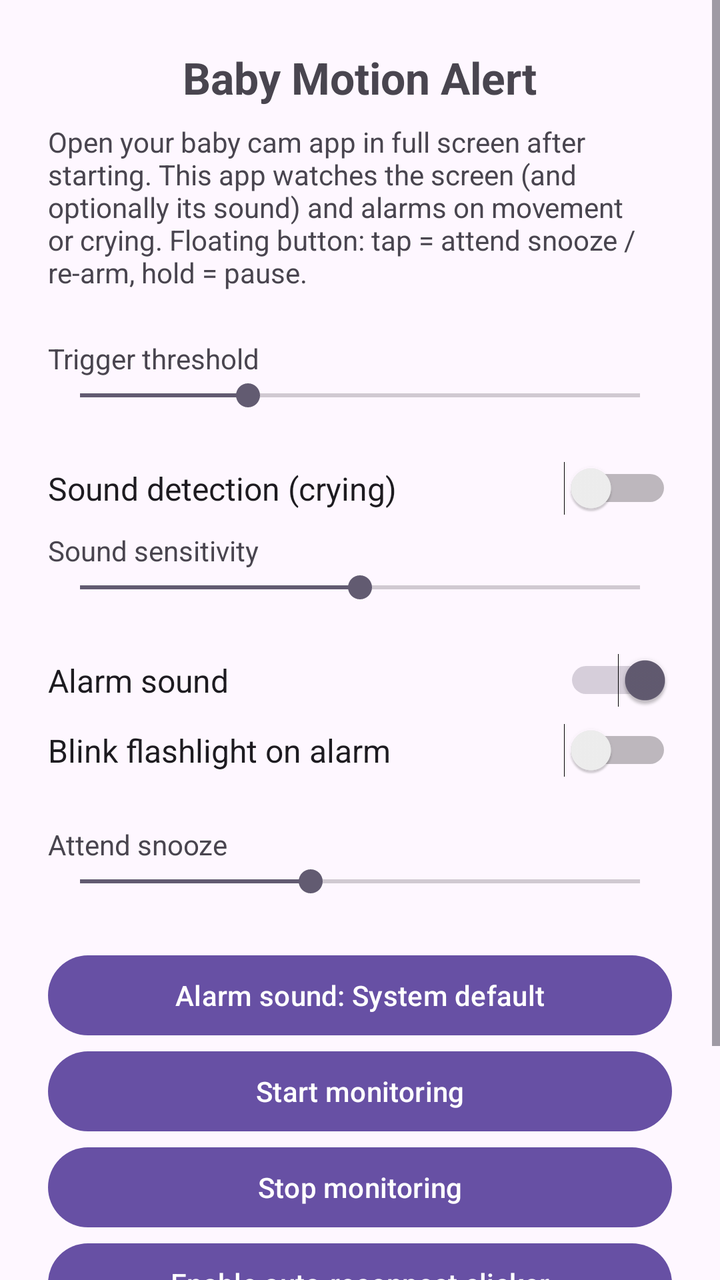
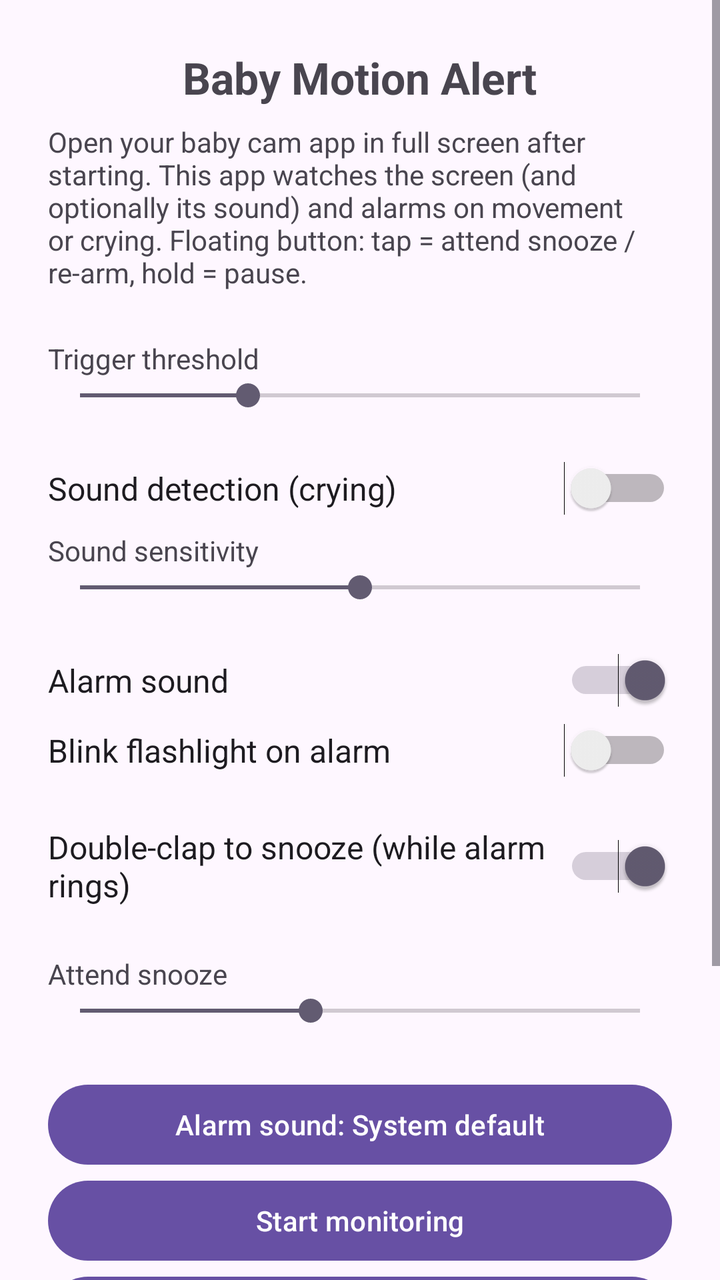

Compare the two renders of this Android layout. The source of the first and the diff that turns it into the second are given below.
<!-- AndroidManifest.xml: application theme Theme.BabyMotionAlert -->
<!-- res/layout/activity_main.xml -->
<?xml version="1.0" encoding="utf-8"?>
<ScrollView xmlns:android="http://schemas.android.com/apk/res/android"
    android:layout_width="match_parent"
    android:layout_height="match_parent">

<LinearLayout
    android:layout_width="match_parent"
    android:layout_height="wrap_content"
    android:orientation="vertical"
    android:padding="24dp"
    android:gravity="center_horizontal">

    <TextView
        android:layout_width="wrap_content"
        android:layout_height="wrap_content"
        android:text="Baby Motion Alert"
        android:textSize="22sp"
        android:textStyle="bold"
        android:layout_marginBottom="8dp" />

    <TextView
        android:layout_width="wrap_content"
        android:layout_height="wrap_content"
        android:text="Open your baby cam app in full screen after starting. This app watches the screen (and optionally its sound) and alarms on movement or crying. Floating button: tap = attend snooze / re-arm, hold = pause."
        android:textSize="14sp"
        android:layout_marginBottom="24dp" />

    <TextView
        android:id="@+id/sensitivityLabel"
        android:layout_width="match_parent"
        android:layout_height="wrap_content"
        android:text="Trigger threshold"
        android:textSize="14sp" />

    <SeekBar
        android:id="@+id/sensitivitySeek"
        android:layout_width="match_parent"
        android:layout_height="wrap_content"
        android:max="100"
        android:progress="30"
        android:layout_marginBottom="24dp" />

    <Switch
        android:id="@+id/soundSwitch"
        android:layout_width="match_parent"
        android:layout_height="wrap_content"
        android:text="Sound detection (crying)"
        android:textSize="16sp"
        android:layout_marginBottom="8dp" />

    <TextView
        android:id="@+id/soundLabel"
        android:layout_width="match_parent"
        android:layout_height="wrap_content"
        android:text="Sound sensitivity"
        android:textSize="14sp" />

    <SeekBar
        android:id="@+id/soundSeek"
        android:layout_width="match_parent"
        android:layout_height="wrap_content"
        android:max="100"
        android:progress="50"
        android:layout_marginBottom="24dp" />

    <Switch
        android:id="@+id/alarmSoundSwitch"
        android:layout_width="match_parent"
        android:layout_height="wrap_content"
        android:text="Alarm sound"
        android:textSize="16sp"
        android:checked="true"
        android:layout_marginBottom="8dp" />

    <Switch
        android:id="@+id/flashlightSwitch"
        android:layout_width="match_parent"
        android:layout_height="wrap_content"
        android:text="Blink flashlight on alarm"
        android:textSize="16sp"
        android:layout_marginBottom="24dp" />

    <TextView
        android:id="@+id/snoozeLabel"
        android:layout_width="match_parent"
        android:layout_height="wrap_content"
        android:text="Attend snooze"
        android:textSize="14sp" />

    <SeekBar
        android:id="@+id/snoozeSeek"
        android:layout_width="match_parent"
        android:layout_height="wrap_content"
        android:max="17"
        android:progress="7"
        android:layout_marginBottom="24dp" />

    <Button
        android:id="@+id/alarmSoundButton"
        android:layout_width="match_parent"
        android:layout_height="wrap_content"
        android:text="Alarm sound: System default" />

    <Button
        android:id="@+id/startButton"
        android:layout_width="match_parent"
        android:layout_height="wrap_content"
        android:text="Start monitoring" />

    <Button
        android:id="@+id/stopButton"
        android:layout_width="match_parent"
        android:layout_height="wrap_content"
        android:text="Stop monitoring" />

    <Button
        android:id="@+id/accessibilityButton"
        android:layout_width="match_parent"
        android:layout_height="wrap_content"
        android:text="Enable auto-reconnect clicker" />

    <Button
        android:id="@+id/testButton"
        android:layout_width="match_parent"
        android:layout_height="wrap_content"
        android:text="Test alarm + red flash" />

    <TextView
        android:id="@+id/statusText"
        android:layout_width="wrap_content"
        android:layout_height="wrap_content"
        android:text="Status: stopped"
        android:layout_marginTop="24dp"
        android:textSize="16sp" />
</LinearLayout>
</ScrollView>
<!-- resources referenced by this layout -->
<resources>
  <style name="Theme.BabyMotionAlert" parent="Theme.Material3.DayNight.NoActionBar" />
</resources>

<!-- the commit's change to res/layout/activity_main.xml (unified diff, before → after) -->
@@ -80,6 +80,15 @@
         android:textSize="16sp"
         android:layout_marginBottom="24dp" />
 
+    <Switch
+        android:id="@+id/clapSwitch"
+        android:layout_width="match_parent"
+        android:layout_height="wrap_content"
+        android:text="Double-clap to snooze (while alarm rings)"
+        android:textSize="16sp"
+        android:checked="true"
+        android:layout_marginBottom="24dp" />
+
     <TextView
         android:id="@+id/snoozeLabel"
         android:layout_width="match_parent"
